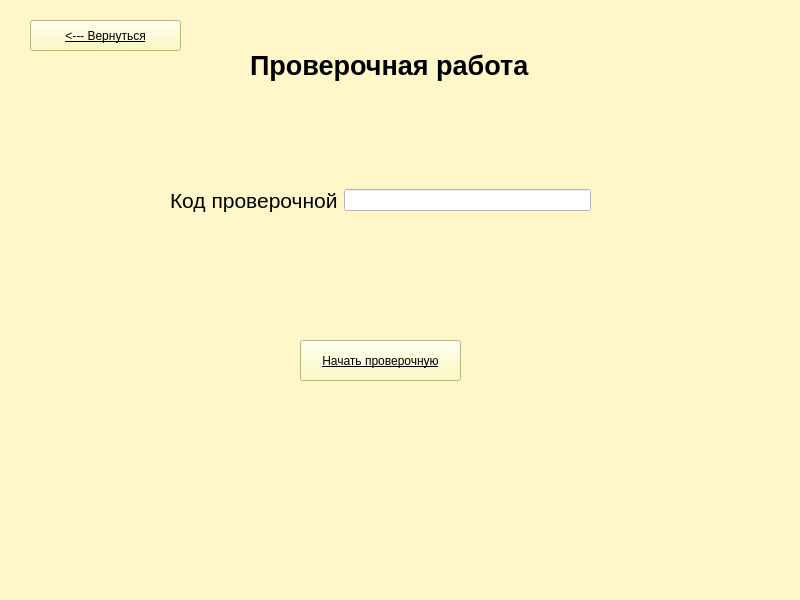
The window that pythonProject12/student_menu.ui (KOJlGyH/project_for_npk) describes before a commit, drawn with Qt 5.
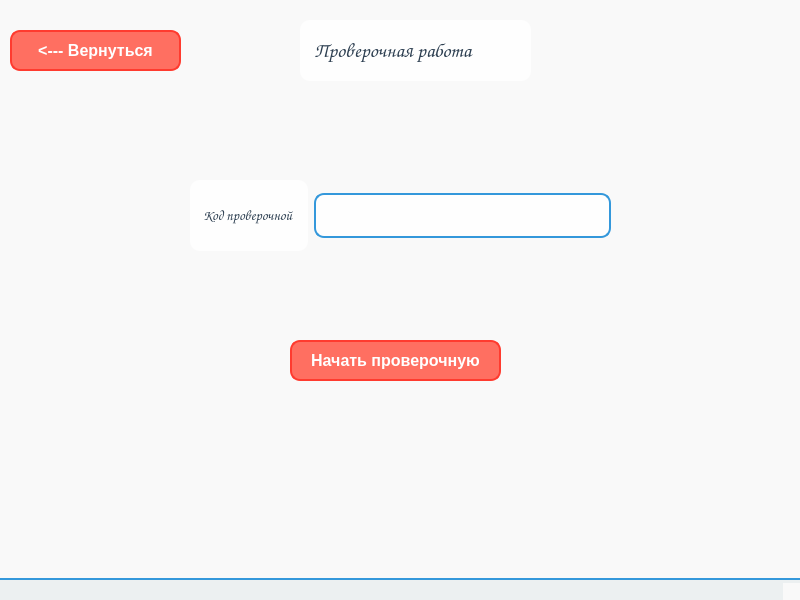
The same window after the commit. Icons and pictures are not drawn.

The edit to the form file:
```diff
--- a/pythonProject12/student_menu.ui
+++ b/pythonProject12/student_menu.ui
@@ -14,25 +14,371 @@
    <string>MainWindow</string>
   </property>
   <property name="styleSheet">
-   <string notr="true">background-color: rgb(255, 247, 201);</string>
+   <string notr="true">/* General Settings */
+QWidget {
+    font-family: &quot;Comic Sans MS&quot;; /* Fun and playful font */
+    font-size: 14px;
+    color: #2c3e50; /* Dark blue for text */
+    background-color: #f9f9f9; /* Light gray background */
+}
+
+/* Background Images for Different Pages */
+QWidget#mathPage {
+    background-image: url(:/backgrounds/math_background.png); /* Math-themed background */
+    background-position: center;
+    background-repeat: no-repeat;
+    background-size: cover;
+}
+
+QWidget#sciencePage {
+    background-image: url(:/backgrounds/science_background.png); /* Science-themed background */
+    background-position: center;
+    background-repeat: no-repeat;
+    background-size: cover;
+}
+
+QWidget#literaturePage {
+    background-image: url(:/backgrounds/literature_background.png); /* Literature-themed background */
+    background-position: center;
+    background-repeat: no-repeat;
+    background-size: cover;
+}
+
+QWidget#historyPage {
+    background-image: url(:/backgrounds/history_background.png); /* History-themed background */
+    background-position: center;
+    background-repeat: no-repeat;
+    background-size: cover;
+}
+
+/* Buttons */
+QPushButton {
+    background-color: #ff6f61; /* Coral */
+    color: white;
+    border: 2px solid #ff3b2f; /* Darker coral */
+    border-radius: 10px;
+    padding: 10px 20px;
+    font-weight: bold;
+    font-size: 16px;
+}
+
+QPushButton:hover {
+    background-color: #ff3b2f; /* Darker coral on hover */
+}
+
+QPushButton:pressed {
+    background-color: #ff1a1a; /* Even darker coral when pressed */
+}
+
+QPushButton:disabled {
+    background-color: #bdc3c7; /* Gray */
+    color: #7f8c8d; /* Light gray text */
+    border: 2px solid #95a5a6;
+}
+
+/* Line Edits */
+QLineEdit {
+    background-color: rgba(255, 255, 255, 0.9); /* Semi-transparent white */
+    border: 2px solid #3498db; /* Blue border */
+    border-radius: 10px;
+    padding: 10px;
+    font-size: 14px;
+}
+
+QLineEdit:focus {
+    border: 2px solid #ff6f61; /* Coral border when focused */
+}
+
+/* Labels */
+QLabel {
+    color: #2c3e50; /* Dark blue */
+    font-size: 14px;
+    background-color: rgba(255, 255, 255, 0.8); /* Semi-transparent white */
+    border-radius: 10px;
+    padding: 10px;
+}
+
+QLabel#titleLabel {
+    font-size: 24px;
+    font-weight: bold;
+    color: #3498db; /* Blue for titles */
+    background-color: transparent; /* No background for titles */
+}
+
+/* Combo Boxes */
+QComboBox {
+    background-color: rgba(255, 255, 255, 0.9); /* Semi-transparent white */
+    border: 2px solid #3498db; /* Blue border */
+    border-radius: 10px;
+    padding: 10px;
+    font-size: 14px;
+}
+
+QComboBox::drop-down {
+    subcontrol-origin: padding;
+    subcontrol-position: top right;
+    width: 30px;
+    border-left: 2px solid #3498db;
+}
+
+QComboBox::down-arrow {
+    image: url(:/icons/down_arrow.png); /* Replace with your icon */
+}
+
+QComboBox QAbstractItemView {
+    background-color: white;
+    border: 2px solid #3498db;
+    selection-background-color: #ff6f61; /* Coral for selected item */
+    selection-color: white;
+}
+
+/* Check Boxes */
+QCheckBox {
+    color: #2c3e50;
+    background-color: rgba(255, 255, 255, 0.8); /* Semi-transparent white */
+    border-radius: 10px;
+    padding: 10px;
+}
+
+QCheckBox::indicator {
+    width: 20px;
+    height: 20px;
+}
+
+QCheckBox::indicator:checked {
+    image: url(:/icons/checked.png); /* Replace with your icon */
+}
+
+QCheckBox::indicator:unchecked {
+    image: url(:/icons/unchecked.png); /* Replace with your icon */
+}
+
+/* Radio Buttons */
+QRadioButton {
+    color: #2c3e50;
+    background-color: rgba(255, 255, 255, 0.8); /* Semi-transparent white */
+    border-radius: 10px;
+    padding: 10px;
+}
+
+QRadioButton::indicator {
+    width: 20px;
+    height: 20px;
+}
+
+QRadioButton::indicator:checked {
+    image: url(:/icons/radio_checked.png); /* Replace with your icon */
+}
+
+QRadioButton::indicator:unchecked {
+    image: url(:/icons/radio_unchecked.png); /* Replace with your icon */
+}
+
+/* Progress Bars */
+QProgressBar {
+    background-color: #bdc3c7;
+    border: 2px solid #95a5a6;
+    border-radius: 10px;
+    text-align: center;
+    color: #2c3e50;
+}
+
+QProgressBar::chunk {
+    background-color: #ff6f61; /* Coral */
+    border-radius: 10px;
+}
+
+/* Spin Boxes */
+QSpinBox {
+    background-color: rgba(255, 255, 255, 0.9); /* Semi-transparent white */
+    border: 2px solid #3498db; /* Blue border */
+    border-radius: 10px;
+    padding: 10px;
+    font-size: 14px;
+}
+
+QSpinBox::up-button, QSpinBox::down-button {
+    subcontrol-origin: border;
+    subcontrol-position: top right;
+    width: 30px;
+    border-left: 2px solid #3498db;
+}
+
+QSpinBox::up-arrow {
+    image: url(:/icons/up_arrow.png); /* Replace with your icon */
+}
+
+QSpinBox::down-arrow {
+    image: url(:/icons/down_arrow.png); /* Replace with your icon */
+}
+
+/* Group Boxes */
+QGroupBox {
+    border: 2px solid #3498db; /* Blue border */
+    border-radius: 10px;
+    margin-top: 10px;
+    padding-top: 15px;
+    font-weight: bold;
+    color: #3498db; /* Blue for group box titles */
+    background-color: rgba(255, 255, 255, 0.8); /* Semi-transparent white */
+}
+
+QGroupBox::title {
+    subcontrol-origin: margin;
+    subcontrol-position: top left;
+    padding: 0 10px;
+}
+
+/* Tabs */
+QTabWidget::pane {
+    border: 2px solid #3498db; /* Blue border */
+    border-radius: 10px;
+    padding: 10px;
+    background-color: rgba(255, 255, 255, 0.9); /* Semi-transparent white */
+}
+
+QTabBar::tab {
+    background-color: #ecf0f1;
+    border: 2px solid #3498db;
+    border-bottom: none;
+    padding: 10px 20px;
+    border-top-left-radius: 10px;
+    border-top-right-radius: 10px;
+    font-size: 14px;
+}
+
+QTabBar::tab:selected {
+    background-color: white;
+    border-bottom: 2px solid white;
+}
+
+QTabBar::tab:hover {
+    background-color: #ff6f61; /* Coral on hover */
+    color: white;
+}
+
+/* Scroll Bars */
+QScrollBar:horizontal, QScrollBar:vertical {
+    background-color: #ecf0f1;
+    border-radius: 10px;
+}
+
+QScrollBar::handle:horizontal, QScrollBar::handle:vertical {
+    background-color: #ff6f61; /* Coral */
+    border-radius: 10px;
+}
+
+QScrollBar::add-line, QScrollBar::sub-line {
+    background: none;
+}
+
+/* Tool Tips */
+QToolTip {
+    background-color: #ff6f61; /* Coral */
+    color: white;
+    border: 2px solid #ff3b2f;
+    padding: 10px;
+    border-radius: 10px;
+}
+
+/* Menus */
+QMenuBar {
+    background-color: #ecf0f1;
+    color: #2c3e50;
+}
+
+QMenuBar::item {
+    padding: 10px 20px;
+}
+
+QMenuBar::item:selected {
+    background-color: #ff6f61; /* Coral */
+    color: white;
+}
+
+QMenu {
+    background-color: white;
+    border: 2px solid #3498db;
+    padding: 10px;
+}
+
+QMenu::item {
+    padding: 10px 20px;
+}
+
+QMenu::item:selected {
+    background-color: #ff6f61; /* Coral */
+    color: white;
+}
+
+/* Tables */
+QTableView {
+    background-color: white;
+    border: 2px solid #3498db;
+    border-radius: 10px;
+}
+
+QTableView::item {
+    padding: 10px;
+}
+
+QTableView::item:selected {
+    background-color: #ff6f61; /* Coral */
+    color: white;
+}
+
+/* Text Edit */
+QTextEdit {
+    background-color: rgba(255, 255, 255, 0.9); /* Semi-transparent white */
+    border: 2px solid #3498db;
+    border-radius: 10px;
+    padding: 10px;
+}
+
+QTextEdit:focus {
+    border: 2px solid #ff6f61; /* Coral */
+}
+
+/* Status Bar */
+QStatusBar {
+    background-color: #ecf0f1;
+    border-top: 2px solid #3498db;
+    padding: 10px;
+}
+
+/* Tool Bars */
+QToolBar {
+    background-color: #ecf0f1;
+    border-bottom: 2px solid #3498db;
+    padding: 10px;
+}
+
+QToolBar::separator {
+    background-color: #3498db;
+    width: 2px;
+    margin: 10px;
+}</string>
   </property>
   <widget class="QWidget" name="centralwidget">
    <widget class="QLabel" name="label">
     <property name="geometry">
      <rect>
-      <x>250</x>
-      <y>50</y>
-      <width>301</width>
-      <height>31</height>
+      <x>300</x>
+      <y>20</y>
+      <width>231</width>
+      <height>61</height>
      </rect>
     </property>
     <property name="font">
      <font>
-      <pointsize>20</pointsize>
-      <weight>75</weight>
-      <bold>true</bold>
+      <family>Comic Sans MS</family>
+      <pointsize>-1</pointsize>
      </font>
     </property>
+    <property name="styleSheet">
+     <string notr="true">font-size: 20px;
+</string>
+    </property>
     <property name="text">
      <string>Проверочная работа</string>
     </property>
@@ -40,16 +386,14 @@
    <widget class="QPushButton" name="startTestButton">
     <property name="geometry">
      <rect>
-      <x>300</x>
+      <x>290</x>
       <y>340</y>
-      <width>161</width>
+      <width>211</width>
       <height>41</height>
      </rect>
     </property>
     <property name="styleSheet">
-     <string notr="true">background-color: rgb(255, 253, 174);
-font: 75 11pt &quot;MS Shell Dlg 2&quot;;
-text-decoration: underline;</string>
+     <string notr="true"/>
     </property>
     <property name="text">
      <string>Начать проверочную</string>
@@ -58,18 +402,22 @@
    <widget class="QWidget" name="horizontalLayoutWidget">
     <property name="geometry">
      <rect>
-      <x>170</x>
-      <y>130</y>
+      <x>190</x>
+      <y>180</y>
       <width>421</width>
-      <height>141</height>
+      <height>71</height>
      </rect>
     </property>
     <layout class="QHBoxLayout" name="horizontalLayout">
+     <property name="bottomMargin">
+      <number>0</number>
+     </property>
      <item>
       <widget class="QLabel" name="label_3">
        <property name="font">
         <font>
-         <pointsize>16</pointsize>
+         <family>Comic Sans MS</family>
+         <pointsize>-1</pointsize>
         </font>
        </property>
        <property name="text">
@@ -79,8 +427,14 @@
      </item>
      <item>
       <widget class="QLineEdit" name="codeEdit">
+       <property name="maximumSize">
+        <size>
+         <width>16777215</width>
+         <height>45</height>
+        </size>
+       </property>
        <property name="styleSheet">
-        <string notr="true">background-color: rgb(255, 255, 255);</string>
+        <string notr="true"/>
        </property>
       </widget>
      </item>
@@ -89,16 +443,14 @@
    <widget class="QPushButton" name="pushButton">
     <property name="geometry">
      <rect>
-      <x>30</x>
-      <y>20</y>
-      <width>151</width>
-      <height>31</height>
+      <x>10</x>
+      <y>30</y>
+      <width>171</width>
+      <height>41</height>
      </rect>
     </property>
     <property name="styleSheet">
-     <string notr="true">background-color: rgb(255, 253, 174);
-font: 75 11pt &quot;MS Shell Dlg 2&quot;;
-text-decoration: underline;</string>
+     <string notr="true"/>
     </property>
     <property name="text">
      <string>&lt;--- Вернуться</string>
```
